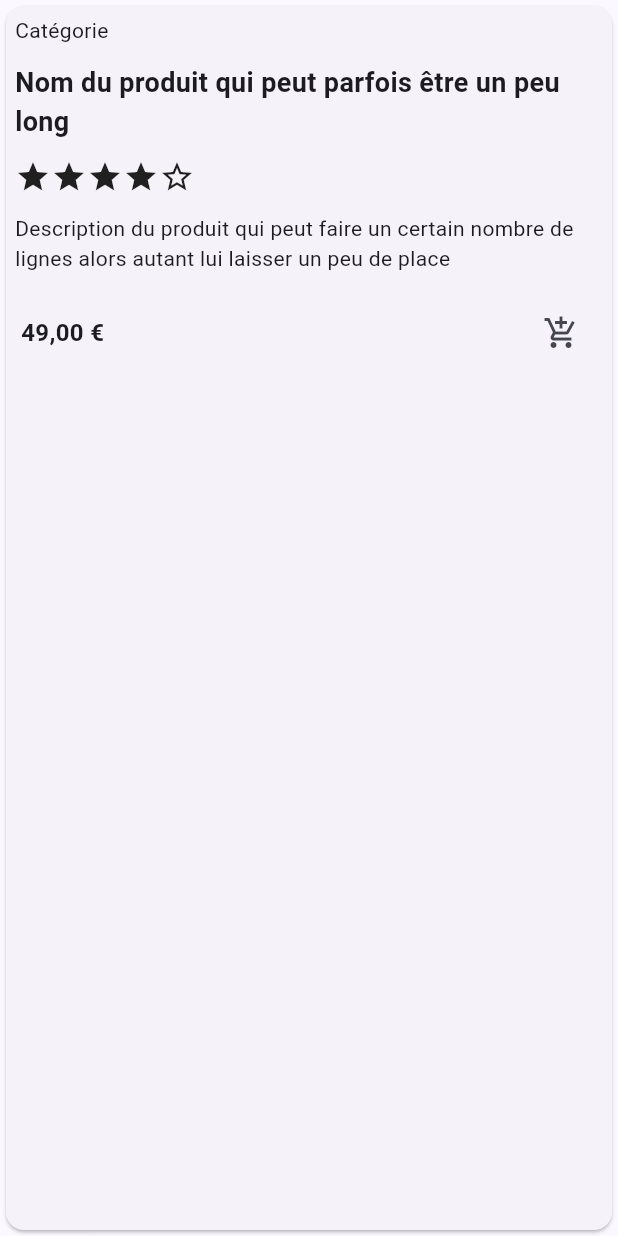
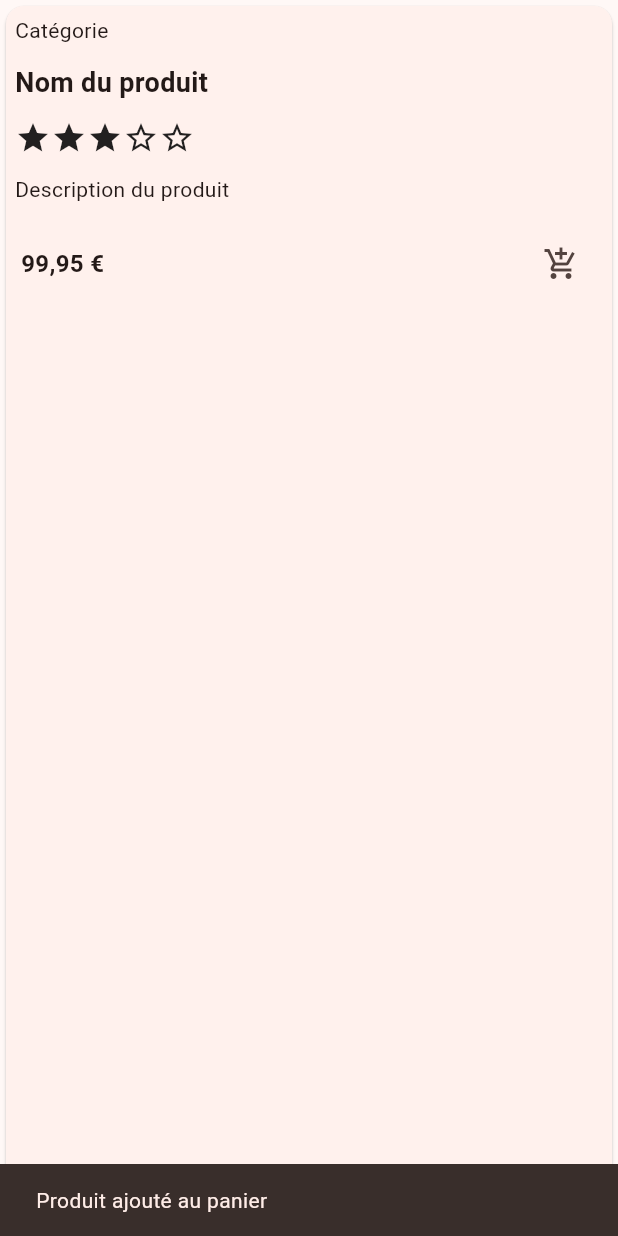
Before and after one commit to BaptisteEveno/flutter_project_shop, a Flutter app: the ProductCard widget shown alone on an empty page, opened directly, after a tap on the "add shopping cart" icon, on a phone screen of 412 x 824 dp. Run offline on Flutter 3.47's test engine with Material 2 defaults, Android fonts, the phone set to English and light mode, and no system bars; network calls fail.

Commit message:
commit img  + last

```diff
--- a/lib/Card/product_card.dart
+++ b/lib/Card/product_card.dart
@@ -24,7 +24,7 @@ class ProductCard extends StatelessWidget {
             Container(
               padding: const EdgeInsets.all(6),
               child: const Text(
-                'Nom du produit qui peut parfois être un peu long',
+                'Nom du produit',
                 style: TextStyle(
                   fontWeight: FontWeight.bold,
                   fontSize: 18,
@@ -38,7 +38,7 @@ class ProductCard extends StatelessWidget {
                   Icon(Icons.star),
                   Icon(Icons.star),
                   Icon(Icons.star),
-                  Icon(Icons.star),
+                  Icon(Icons.star_outline),
                   Icon(Icons.star_outline),
                 ],
               ),
@@ -46,7 +46,7 @@ class ProductCard extends StatelessWidget {
             Container(
               padding: const EdgeInsets.all(6),
               child: const Text(
-                'Description du produit qui peut faire un certain nombre de lignes alors autant lui laisser un peu de place',
+                'Description du produit',
                 textAlign: TextAlign.left,
               ),
             ),
@@ -56,7 +56,7 @@ class ProductCard extends StatelessWidget {
                 mainAxisAlignment: MainAxisAlignment.spaceBetween,
                 children: [
                   const Text(
-                    '49,00 €',
+                    '99,95 €',
                     style: TextStyle(
                       fontWeight: FontWeight.bold,
                       fontSize: 16,
@@ -64,8 +64,13 @@ class ProductCard extends StatelessWidget {
                   ),
                   IconButton(
                     icon: const Icon(Icons.add_shopping_cart),
-                    tooltip: 'Add to cart',
-                    onPressed: () {},
+                    tooltip: 'Ajouter au panier',
+                    onPressed: () {
+                      const snackBar = SnackBar(
+                        content: Text('Produit ajouté au panier'),
+                      );
+                      ScaffoldMessenger.of(context).showSnackBar(snackBar);
+                    },
                   ),
                 ],
               ),
--- a/lib/main.dart
+++ b/lib/main.dart
@@ -12,10 +12,10 @@ class App extends StatelessWidget {
   @override
   Widget build(BuildContext context) {
     return MaterialApp(
-      title: 'Flutter Shop',
+      title: 'Flutter Shop M1',
       theme: ThemeData(
         useMaterial3: true,
-        colorScheme: ColorScheme.fromSeed(seedColor: Colors.indigo),
+        colorScheme: ColorScheme.fromSeed(seedColor: Colors.deepOrange),
       ),
       home: const HomeScreen(title: 'Flutter Shop Home'),
     );
--- a/lib/menu_screen.dart
+++ b/lib/menu_screen.dart
@@ -47,11 +47,11 @@ class _HomeScreenState extends State<HomeScreen> {
                       ),
                       NavigationRailDestination(
                         icon: Icon(Icons.home),
-                        label: Text('Home'),
+                        label: Text('Magasin'),
                       ),
                       NavigationRailDestination(
                         icon: Icon(Icons.shopping_basket),
-                        label: Text('Cart'),
+                        label: Text('Panier'),
                       ),
                     ],
                     selectedIndex: selectedIndex,
@@ -64,7 +64,7 @@ class _HomeScreenState extends State<HomeScreen> {
                 ),
                 Expanded(
                   child: Container(
-                    color: Theme.of(context).colorScheme.primaryContainer,
+                    color: Colors.orange[200],
                     child: page,
                   ),
                 ),
```
Also changed, not shown: lib/cart_screen.dart (+8 -8 lines), assets/iphone.jpg (added), assets/ps5.jpg (added).
